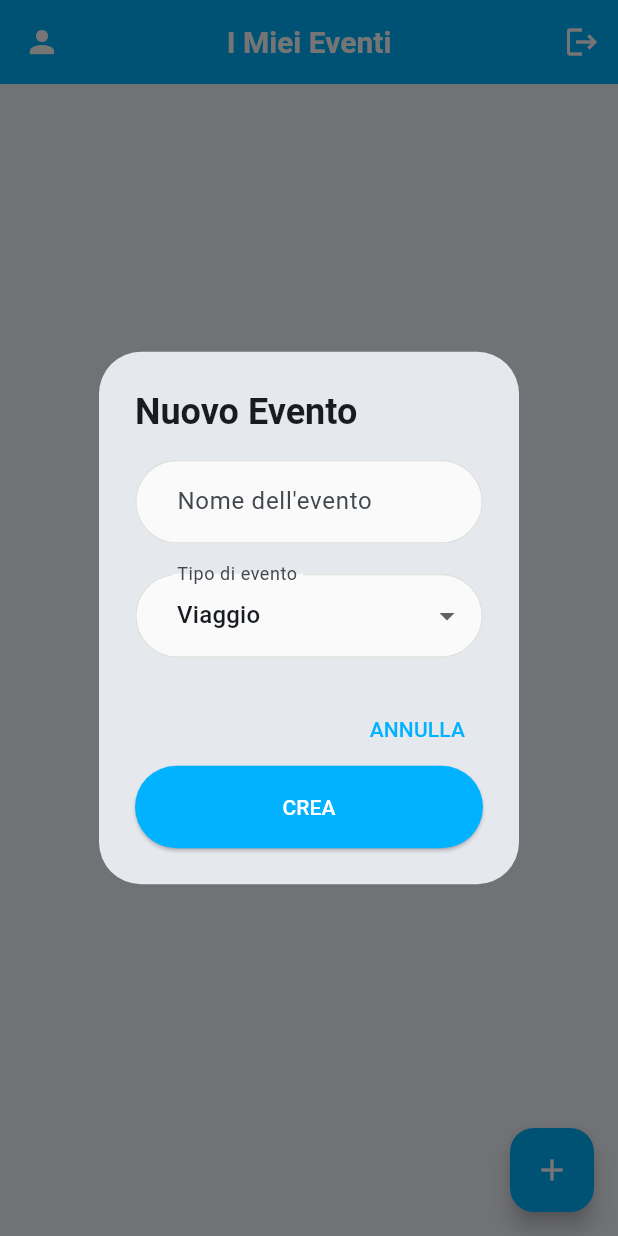
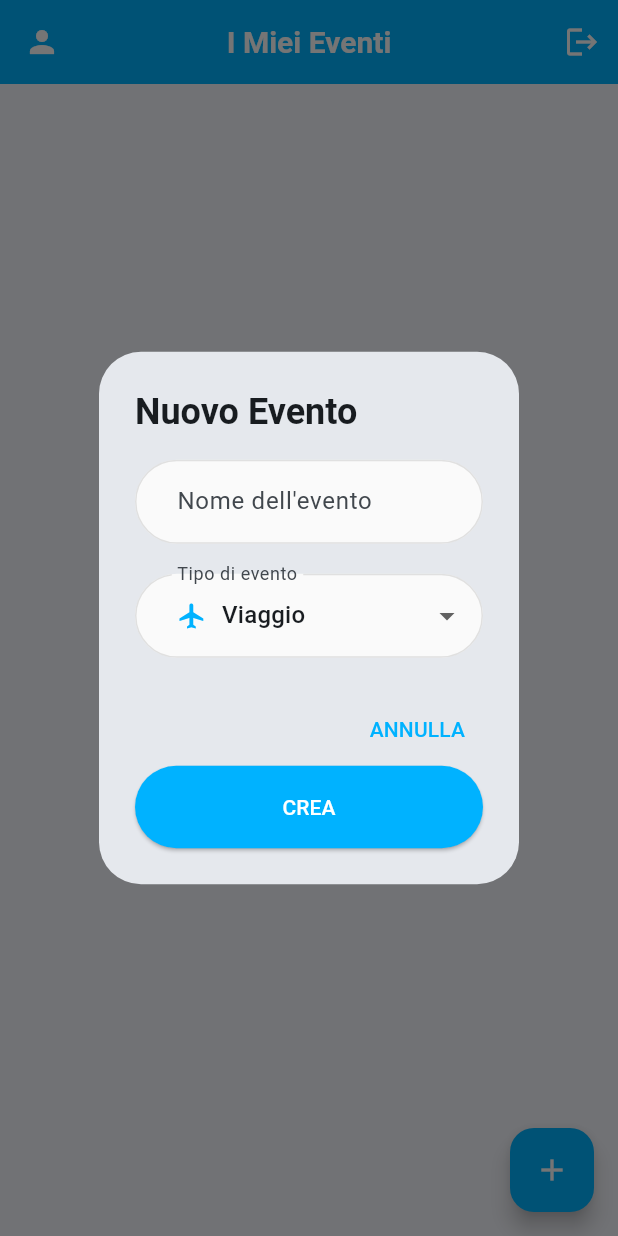
Before and after one commit to kantarutti/mc-spese-gruppo, a Flutter app: the screen it shows once a user with an empty profile is signed in, after a tap on the "add" icon, on a phone screen of 412 x 824 dp. Run offline on Flutter 3.47's test engine with Material 3 defaults, Android fonts, the phone set to English and light mode, and no system bars; our stand-ins replace flutter_riverpod, supabase_flutter; accounts and stored records are empty.

Commit message:
Feature: Aggiunto icone nel dropdown "Nuovo Evento"

```diff
--- a/lib/screens/events/event_list_screen.dart
+++ b/lib/screens/events/event_list_screen.dart
@@ -58,14 +58,70 @@ class EventListScreen extends ConsumerWidget {
                 DropdownButtonFormField<String>(
                   value: tipoSelezionato,
                   decoration: const InputDecoration(labelText: 'Tipo di evento'),
-                  items: const [
-                    DropdownMenuItem(value: 'Viaggio', child: Text('Viaggio')),
-                    DropdownMenuItem(value: 'Gita', child: Text('Gita')),
-                    DropdownMenuItem(value: 'Evento', child: Text('Evento')),
+                  items: [
                     DropdownMenuItem(
-                        value: 'Pranzo - Cena', child: Text('Pranzo - Cena')),
-                    DropdownMenuItem(value: 'Festa', child: Text('Festa')),
-                    DropdownMenuItem(value: 'Regalo', child: Text('Regalo')),
+                      value: 'Viaggio',
+                      child: Row(
+                        children: [
+                          Icon(Icons.flight, color: azzurroIntenso, size: 20),
+                          const SizedBox(width: 10),
+                          const Text('Viaggio'),
+                        ],
+                      ),
+                    ),
+                    DropdownMenuItem(
+                      value: 'Gita',
+                      child: Row(
+                        children: [
+                          Icon(Icons.directions_car,
+                              color: azzurroIntenso, size: 20),
+                          const SizedBox(width: 10),
+                          const Text('Gita'),
+                        ],
+                      ),
+                    ),
+                    DropdownMenuItem(
+                      value: 'Evento',
+                      child: Row(
+                        children: [
+                          Icon(Icons.event, color: azzurroIntenso, size: 20),
+                          const SizedBox(width: 10),
+                          const Text('Evento'),
+                        ],
+                      ),
+                    ),
+                    DropdownMenuItem(
+                      value: 'Pranzo - Cena',
+                      child: Row(
+                        children: [
+                          Icon(Icons.restaurant,
+                              color: azzurroIntenso, size: 20),
+                          const SizedBox(width: 10),
+                          const Text('Pranzo - Cena'),
+                        ],
+                      ),
+                    ),
+                    DropdownMenuItem(
+                      value: 'Festa',
+                      child: Row(
+                        children: [
+                          Icon(Icons.celebration,
+                              color: azzurroIntenso, size: 20),
+                          const SizedBox(width: 10),
+                          const Text('Festa'),
+                        ],
+                      ),
+                    ),
+                    DropdownMenuItem(
+                      value: 'Regalo',
+                      child: Row(
+                        children: [
+                          Icon(Icons.redeem, color: azzurroIntenso, size: 20),
+                          const SizedBox(width: 10),
+                          const Text('Regalo'),
+                        ],
+                      ),
+                    ),
                   ],
                   onChanged: (val) {
                     if (val != null) {
```
